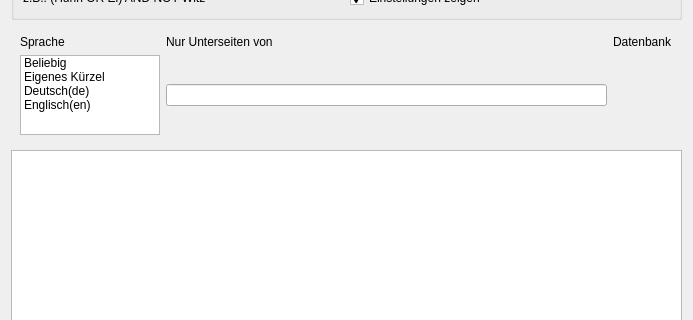
Qt form pyoogle/search/ui/main_window.ui (DanDits/PageRank) before a commit; both pictures show x 0 to 693 and y 94 to 414 of the 693 by 861 pixel window.
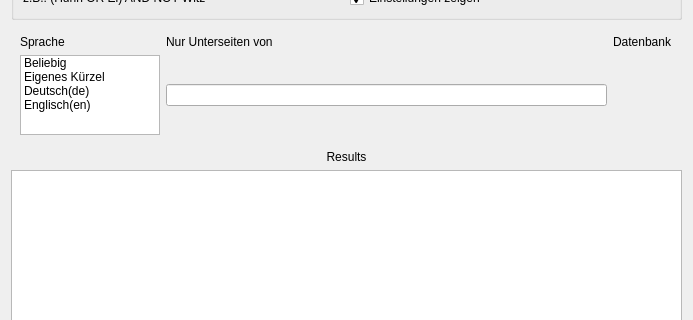
The same form after that commit.

Commit message: Title to gui results. Crawler download timeout error handled.

Patch:
```diff
--- a/pyoogle/search/ui/main_window.ui
+++ b/pyoogle/search/ui/main_window.ui
@@ -165,6 +165,16 @@
      </item>
     </layout>
    </item>
+   <item>
+    <widget class="QLabel" name="text_results_heading">
+     <property name="text">
+      <string>Results</string>
+     </property>
+     <property name="alignment">
+      <set>Qt::AlignCenter</set>
+     </property>
+    </widget>
+   </item>
    <item>
     <widget class="QListView" name="list_results">
      <property name="minimumSize">
```
The commit also changes 4 other files.
